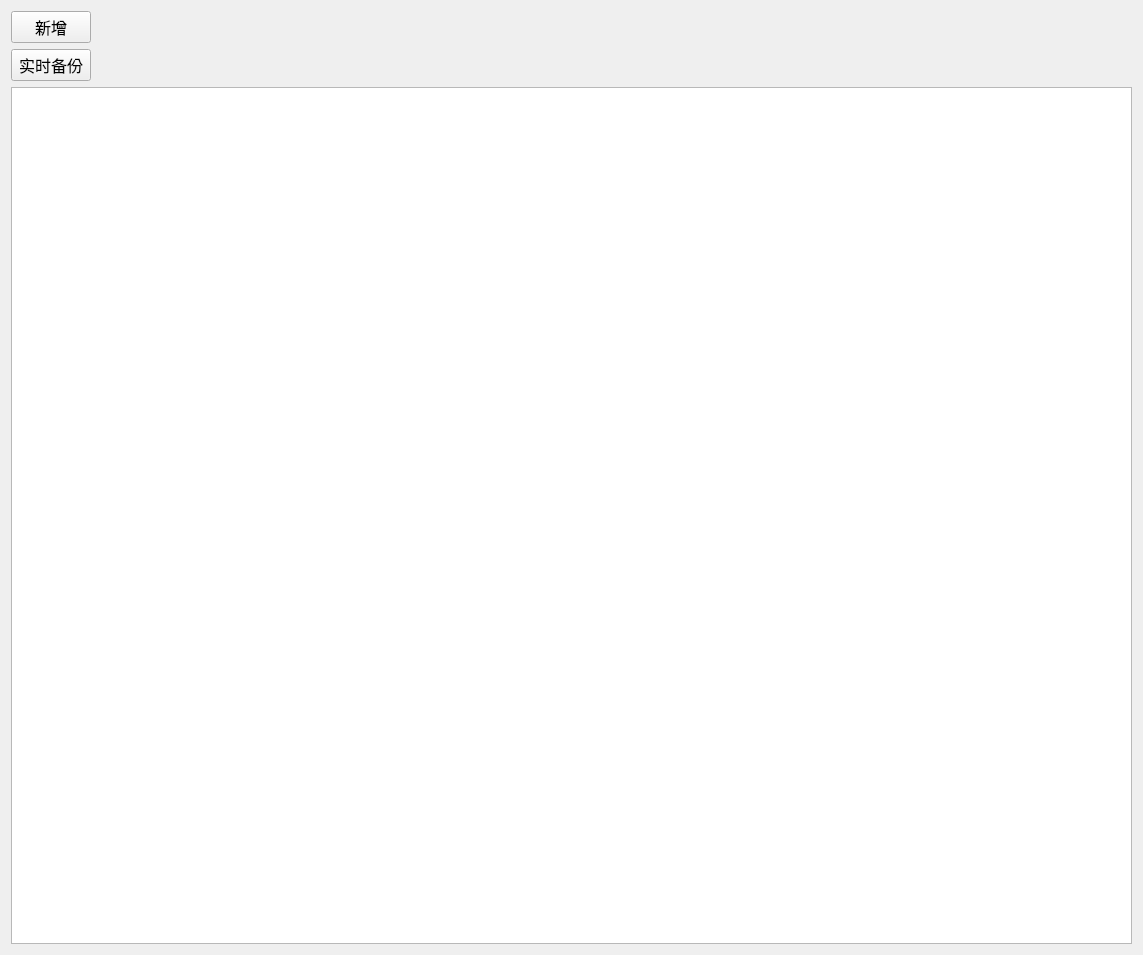
Qt form backup/view/backup_wgt.ui (cshanxiao/zero-backup-assistant) before a commit.
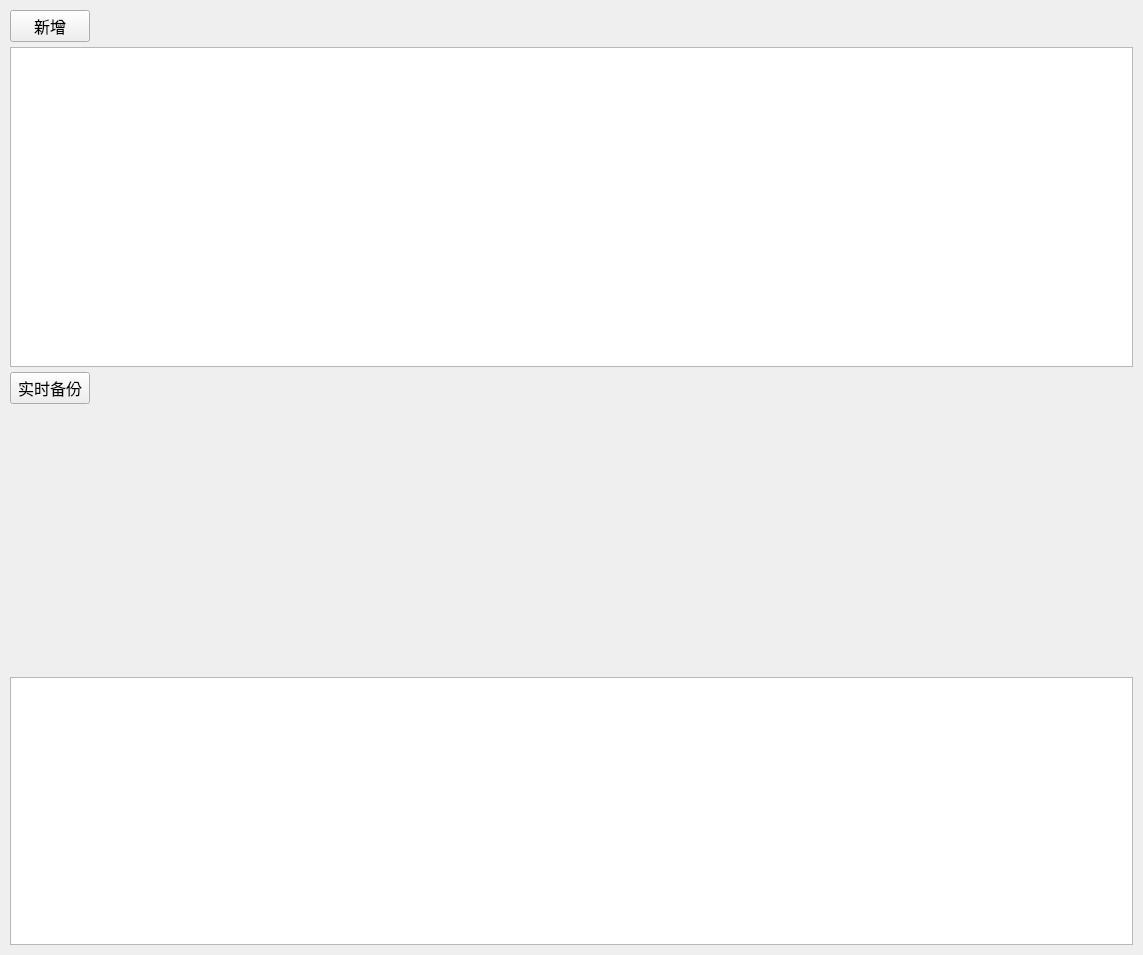
The same form after that commit.

Commit message: feat: optimize UI and add backup util

```diff
--- a/backup/view/backup_wgt.ui
+++ b/backup/view/backup_wgt.ui
@@ -14,6 +14,21 @@
    <string>Form</string>
   </property>
   <layout class="QVBoxLayout" name="verticalLayout">
+   <property name="spacing">
+    <number>5</number>
+   </property>
+   <property name="leftMargin">
+    <number>10</number>
+   </property>
+   <property name="topMargin">
+    <number>10</number>
+   </property>
+   <property name="rightMargin">
+    <number>10</number>
+   </property>
+   <property name="bottomMargin">
+    <number>10</number>
+   </property>
    <item>
     <layout class="QHBoxLayout" name="horizontalLayout_4">
      <item>
@@ -45,14 +60,14 @@
     </layout>
    </item>
    <item>
-    <layout class="QVBoxLayout" name="verticalLayout_path">
-     <property name="spacing">
-      <number>5</number>
+    <widget class="QListWidget" name="listWidget_path">
+     <property name="minimumSize">
+      <size>
+       <width>0</width>
+       <height>320</height>
+      </size>
      </property>
-     <property name="sizeConstraint">
-      <enum>QLayout::SetMinimumSize</enum>
-     </property>
-    </layout>
+    </widget>
    </item>
    <item>
     <layout class="QHBoxLayout" name="horizontalLayout_10">
@@ -87,6 +102,19 @@
      </item>
     </layout>
    </item>
+   <item>
+    <spacer name="verticalSpacer">
+     <property name="orientation">
+      <enum>Qt::Vertical</enum>
+     </property>
+     <property name="sizeHint" stdset="0">
+      <size>
+       <width>20</width>
+       <height>40</height>
+      </size>
+     </property>
+    </spacer>
+   </item>
    <item>
     <widget class="QPlainTextEdit" name="text_console">
      <property name="font">
```
The commit also changes 15 other files.
